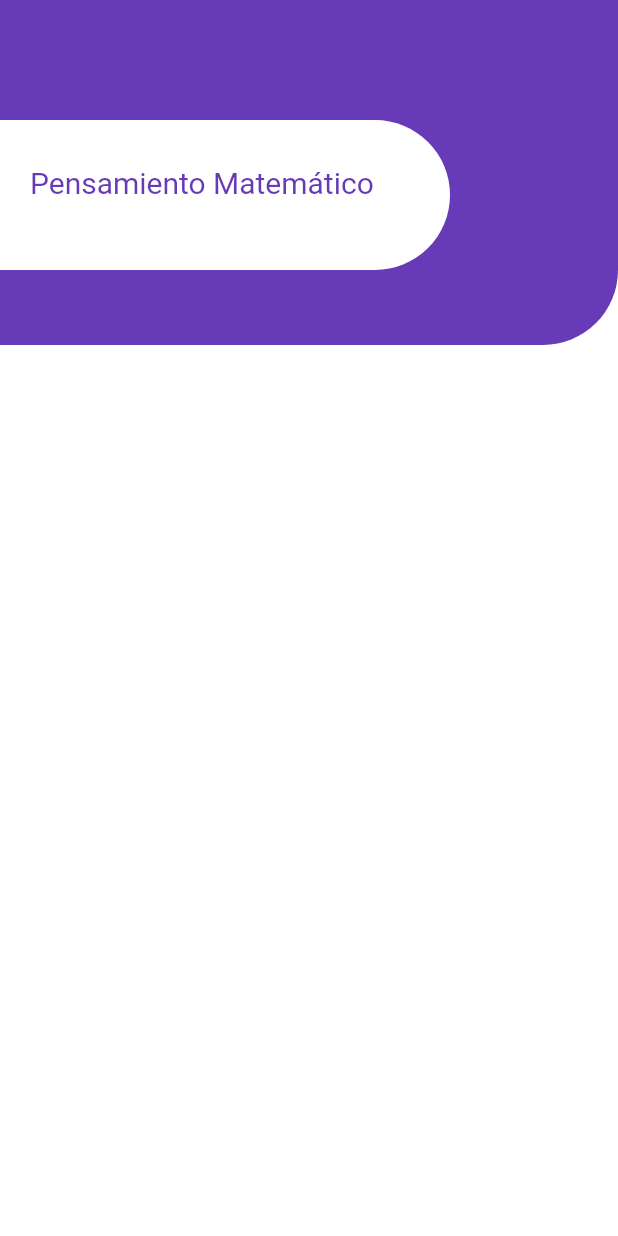
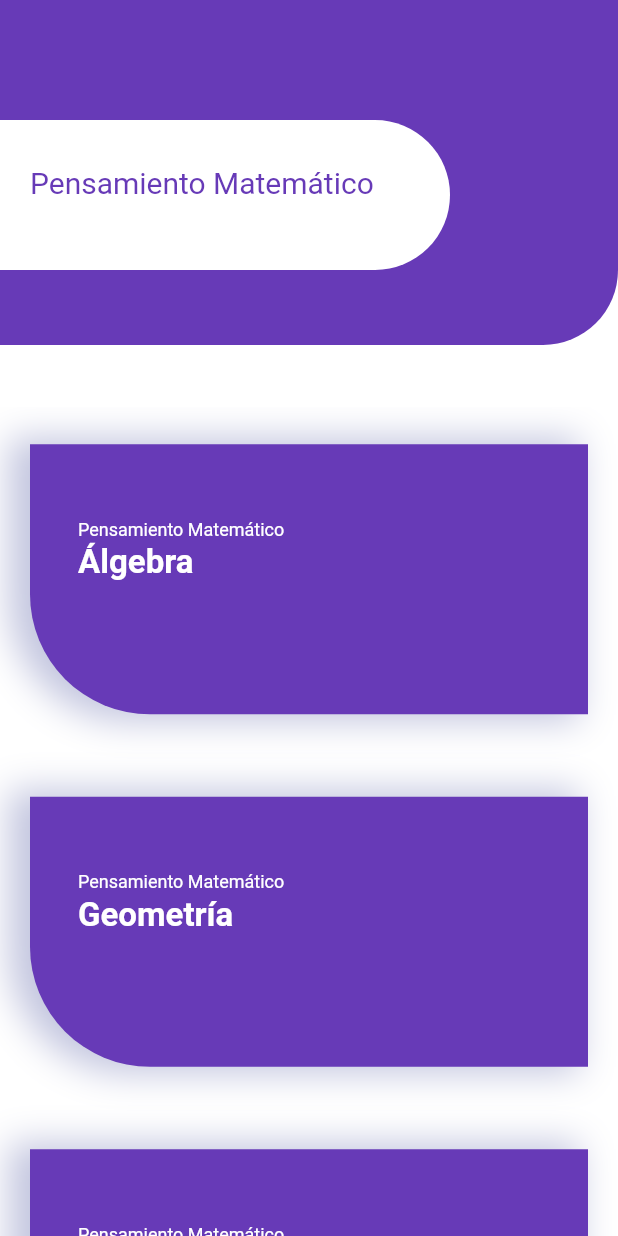
Before and after one commit to brandonrdgz/exaa_2, a Flutter app: the screen it shows after launch, after a tap on "Pensamiento Matemático", on a phone screen of 412 x 824 dp. Run offline on Flutter 3.47's test engine with Material 2 defaults, Android fonts, the phone set to English and light mode, and no system bars.

Commit message:
topics page for learning module

```diff
--- /dev/null
+++ b/lib/models/topic_model.dart
@@ -0,0 +1,23 @@
+class TopicModel {
+  TopicModel({
+    required this.topicName,
+    required this.topicDescription,
+    required this.moduleName,
+  });
+
+  String topicName;
+  String topicDescription;
+  String moduleName;
+
+  factory TopicModel.fromJson(Map<String, dynamic> json) => TopicModel(
+        topicName: json["topicName"],
+        topicDescription: json["topicDescription"],
+        moduleName: json["moduleName"],
+      );
+
+  Map<String, dynamic> toJson() => {
+        "topicName": topicName,
+        "topicDescription": topicDescription,
+        "moduleName": moduleName,
+      };
+}
--- a/lib/pages/topic_learning_page.dart
+++ b/lib/pages/topic_learning_page.dart
@@ -1,5 +1,7 @@
 // ignore_for_file: prefer_const_declarations
 
+import 'package:exaa_2/models/topic_model.dart';
+import 'package:exaa_2/widgets/topic_card.dart';
 import 'package:flutter/material.dart';
 
 class TopicLearningPage extends StatelessWidget {
@@ -11,6 +13,7 @@ class TopicLearningPage extends StatelessWidget {
     final double height = MediaQuery.of(context).size.height;
     final double width = MediaQuery.of(context).size.width;
     final _arguments = ModalRoute.of(context)?.settings.arguments as Map;
+    List<TopicModel> topics = _arguments['topics'];
     return Scaffold(
       backgroundColor: Colors.white,
       body: Column(
@@ -55,6 +58,22 @@ class TopicLearningPage extends StatelessWidget {
           SizedBox(
             height: height * .05,
           ),
+          Expanded(
+              child: MediaQuery.removePadding(
+            context: context,
+            removeTop: true,
+            child: ListView.builder(
+              itemCount: topics.length,
+              itemBuilder: (context, i) {
+                return TopicCard(topics[i].moduleName, topics[i].topicName);
+              },
+            ),
+            /*child: ListView(
+              children: <Widget>[
+                TopicCard(_arguments['moduleName'], 'Álgebra')
+              ],
+            ),*/
+          ))
         ],
       ),
     );
--- a/lib/widgets/module_card.dart
+++ b/lib/widgets/module_card.dart
@@ -1,3 +1,5 @@
+import 'package:exaa_2/models/topic_model.dart';
+import 'package:exaa_2/utils/list_of_topics.dart';
 import 'package:flutter/material.dart';
 
 class ModuleCard extends StatelessWidget {
@@ -15,31 +17,37 @@ class ModuleCard extends StatelessWidget {
     final double width = MediaQuery.of(context).size.width;
     String _moduleToStudy = '';
     double _fontSize;
+    List<TopicModel> _topics = [];
     return GestureDetector(
       onTap: () {
         switch (moduleTitle) {
           case 'Pensamiento Matemático':
             {
+              _topics = ListOfTopics.topicsMath;
               _moduleToStudy = 'Math';
             }
             break;
           case 'Cálculo':
             {
+              _topics = ListOfTopics.topicsCalculus;
               _moduleToStudy = 'calculus';
             }
             break;
           case 'Física':
             {
+              _topics = ListOfTopics.topicsPhysics;
               _moduleToStudy = 'physics';
             }
             break;
           case 'Estructura de la lengua':
             {
+              _topics = ListOfTopics.topicsGramaticalStructure;
               _moduleToStudy = 'gramatic_structure';
             }
             break;
           case 'Comprensión lectora':
             {
+              _topics = ListOfTopics.topicsLecture;
               _moduleToStudy = 'lecture';
             }
             break;
@@ -51,7 +59,8 @@ class ModuleCard extends StatelessWidget {
             arguments: <String, dynamic>{
               'module': _moduleToStudy,
               'moduleName': moduleTitle,
-              'fontSize': _fontSize
+              'fontSize': _fontSize,
+              'topics': _topics
             });
       },
       child: Container(
--- /dev/null
+++ b/lib/widgets/topic_card.dart
@@ -0,0 +1,56 @@
+import 'package:flutter/material.dart';
+
+class TopicCard extends StatelessWidget {
+  final String moduleName;
+  final String topicName;
+  const TopicCard(this.moduleName, this.topicName, {Key? key})
+      : super(key: key);
+
+  @override
+  Widget build(BuildContext context) {
+    Color color = Theme.of(context).primaryColor;
+    final double height = MediaQuery.of(context).size.height;
+    final double width = MediaQuery.of(context).size.width;
+    return Container(
+      margin: const EdgeInsets.only(bottom: 10, top: 25),
+      height: 200,
+      padding: const EdgeInsets.only(left: 20, right: 20, bottom: 20),
+      child: Container(
+        decoration: BoxDecoration(
+            color: color,
+            // ignore: prefer_const_constructors
+            borderRadius: BorderRadius.only(
+              bottomLeft: Radius.circular(80),
+            ),
+            boxShadow: [
+              // ignore: unnecessary_new
+              new BoxShadow(
+                  color: Color(0xFF363f93).withOpacity(0.3),
+                  offset: new Offset(-10, 0),
+                  blurRadius: 20,
+                  spreadRadius: 4)
+            ]),
+        padding: const EdgeInsets.only(left: 32, top: 50, bottom: 50),
+        child: Column(
+          crossAxisAlignment: CrossAxisAlignment.start,
+          children: <Widget>[
+            Text(
+              moduleName,
+              style: TextStyle(color: Colors.white, fontSize: 12),
+            ),
+            SizedBox(
+              height: 2,
+            ),
+            Text(
+              topicName,
+              style: TextStyle(
+                  color: Colors.white,
+                  fontSize: 22,
+                  fontWeight: FontWeight.bold),
+            )
+          ],
+        ),
+      ),
+    );
+  }
+}
```
Also changed, not shown: lib/utils/list_of_topics.dart (added, +87 -0 lines).
